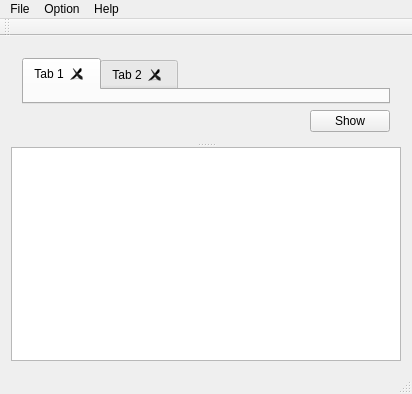
Before: the Qt Designer form mainwindow.ui in dare5421/MasterMeasure, drawn with Qt 5.
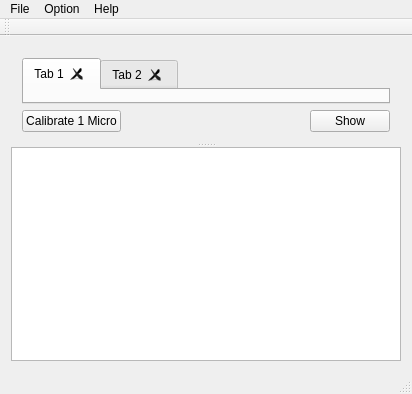
After: the same form once the commit is applied.

The edit to the form file:
```diff
--- a/mainwindow.ui
+++ b/mainwindow.ui
@@ -68,6 +68,13 @@
         </item>
         <item>
          <layout class="QHBoxLayout" name="horizontalLayout">
+          <item>
+           <widget class="QPushButton" name="calibrateButton">
+            <property name="text">
+             <string>Calibrate 1 Micro</string>
+            </property>
+           </widget>
+          </item>
           <item>
            <spacer name="horizontalSpacer">
             <property name="orientation">
```
